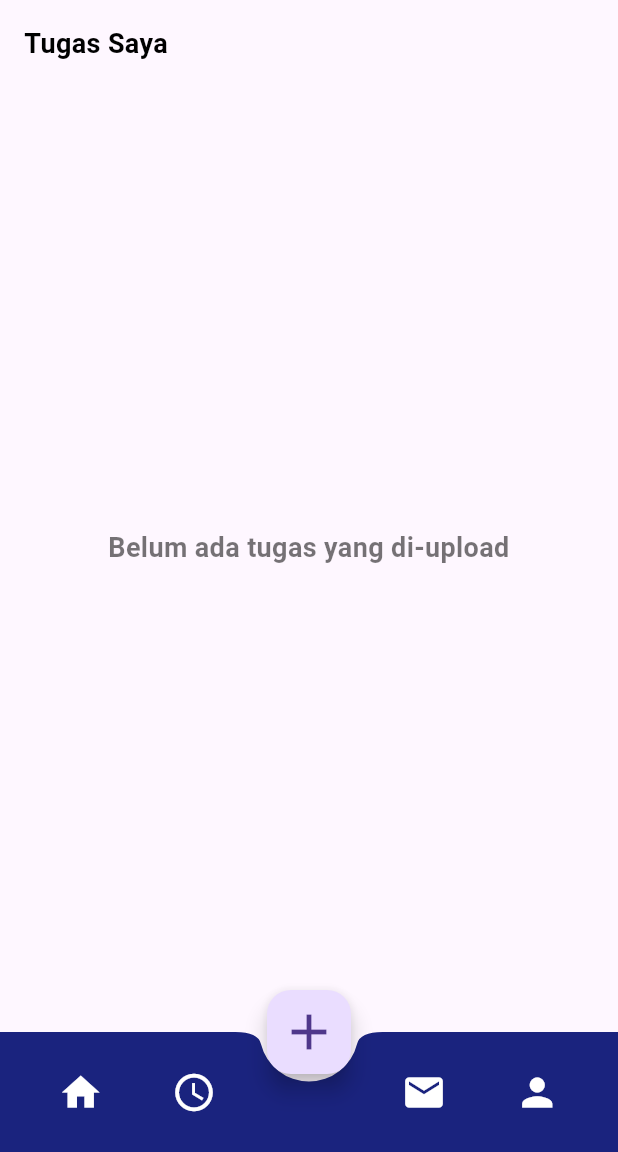
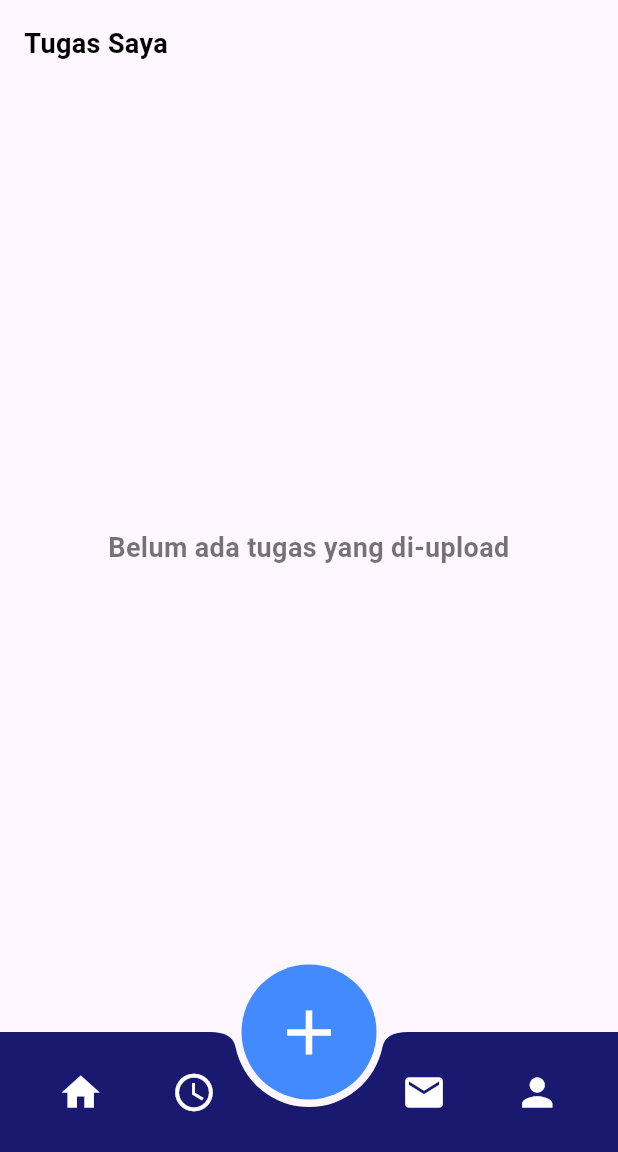
Before and after one commit to MHasanBas/Kompen, a Flutter app: the LihatTugasPage screen opened directly, on a phone screen of 412 x 824 dp, the part 84-1236 px from its top. Run offline on Flutter 3.47's test engine with Material 3 defaults, Android fonts, the light colour scheme and no system bars; our stand-ins replace dio, file_picker, google_fonts, open_file, rflutter_alert, shared_preferences and 1 more; missing offline and left inert: qr_code_scanner; accounts and stored records are empty; network calls fail.

Commit message:
🔥 banyak perbaikan

```diff
--- a/lib/dosen/lihat_tugas.dart
+++ b/lib/dosen/lihat_tugas.dart
@@ -232,10 +232,10 @@ class _LihatTugasPageState extends State<LihatTugasPage> {
           ],
         ),
       ),
-      bottomNavigationBar: BottomAppBar(
+     bottomNavigationBar: BottomAppBar(
         shape: const CircularNotchedRectangle(),
         notchMargin: 5,
-        color: Colors.indigo[900],
+        color: const Color(0xFF191970),
         child: SizedBox(
           height: 70,
           child: Row(
@@ -244,37 +244,69 @@ class _LihatTugasPageState extends State<LihatTugasPage> {
               IconButton(
                 icon: const Icon(Icons.home, color: Colors.white, size: 30),
                 onPressed: () {
-                  Navigator.push(context, MaterialPageRoute(builder: (context) => HomeScreen()));
+                  Navigator.push(
+                    context,
+                    MaterialPageRoute(builder: (context) => HomeScreen()),
+                  );
                 },
               ),
               IconButton(
-                icon: const Icon(Icons.access_time, color: Colors.white, size: 30),
+                icon: const Icon(Icons.access_time,
+                    color: Colors.white, size: 30),
                 onPressed: () {
-                  Navigator.push(context, MaterialPageRoute(builder: (context) => TaskApprovalPage()));
+                  Navigator.push(
+                    context,
+                    MaterialPageRoute(builder: (context) => TaskApprovalPage()),
+                  );
                 },
               ),
               const SizedBox(width: 50),
               IconButton(
                 icon: const Icon(Icons.mail, color: Colors.white, size: 30),
                 onPressed: () {
-                  Navigator.push(context, MaterialPageRoute(builder: (context) => const NotifikasiPage()));
+                  Navigator.push(
+                    context,
+                    MaterialPageRoute(
+                        builder: (context) => const NotifikasiPage()),
+                  );
                 },
               ),
               IconButton(
                 icon: const Icon(Icons.person, color: Colors.white, size: 30),
                 onPressed: () {
-                  Navigator.push(context, MaterialPageRoute(builder: (context) => const Profilescreen()));
+                  Navigator.push(
+                    context,
+                    MaterialPageRoute(
+                        builder: (context) => const Profilescreen()),
+                  );
                 },
               ),
             ],
           ),
         ),
       ),
-      floatingActionButton: FloatingActionButton(
-        onPressed: () {
-          Navigator.push(context, MaterialPageRoute(builder: (context) => AddTaskPage()));
-        },
-        child: const Icon(Icons.add, size: 40),
+      floatingActionButton: Container(
+        width: 90,
+        height: 90,
+        decoration: const BoxDecoration(
+          shape: BoxShape.circle,
+          color: Colors.blueAccent,
+        ),
+        child: FloatingActionButton(
+          elevation: 0,
+          backgroundColor: Colors.transparent,
+          onPressed: () {
+            Navigator.push(
+              context,
+              MaterialPageRoute(builder: (context) => AddTaskPage()),
+            );
+          },
+          child: const Icon(
+            Icons.add,
+            size: 50,
+            color: Colors.white,
+          ),
+        ),
       ),
       floatingActionButtonLocation: FloatingActionButtonLocation.centerDocked,
     );
```
Also changed, not shown: lib/dosen/ProfilePage.dart (+23 -3 lines), lib/dosen/detail_tugas.dart (+59 -3 lines), lib/dosen/notifikasi.dart (+21 -1 lines), lib/dosen/task_approval_page.dart (+22 -1 lines).
